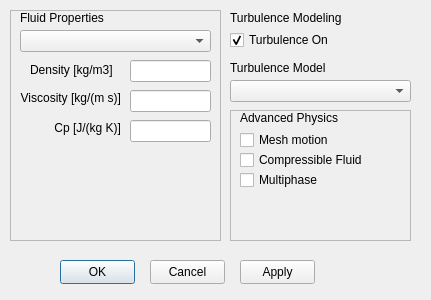
The window that src/physicalPropertiesDialog.ui (thawtar/ampersandCFD) describes before a commit, drawn with Qt 5.
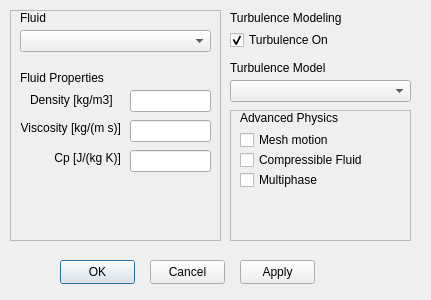
The same window after the commit.

```diff
--- a/src/physicalPropertiesDialog.ui
+++ b/src/physicalPropertiesDialog.ui
@@ -178,7 +178,7 @@
     <property name="geometry">
      <rect>
       <x>120</x>
-      <y>80</y>
+      <y>110</y>
       <width>81</width>
       <height>22</height>
      </rect>
@@ -188,7 +188,7 @@
     <property name="geometry">
      <rect>
       <x>10</x>
-      <y>80</y>
+      <y>110</y>
       <width>101</width>
       <height>16</height>
      </rect>
@@ -204,7 +204,7 @@
     <property name="geometry">
      <rect>
       <x>120</x>
-      <y>50</y>
+      <y>80</y>
       <width>81</width>
       <height>22</height>
      </rect>
@@ -214,7 +214,7 @@
     <property name="geometry">
      <rect>
       <x>20</x>
-      <y>50</y>
+      <y>80</y>
       <width>91</width>
       <height>20</height>
      </rect>
@@ -227,7 +227,7 @@
     <property name="geometry">
      <rect>
       <x>10</x>
-      <y>110</y>
+      <y>140</y>
       <width>101</width>
       <height>16</height>
      </rect>
@@ -249,7 +249,7 @@
      </rect>
     </property>
     <property name="text">
-     <string>Fluid Properties</string>
+     <string>Fluid</string>
     </property>
    </widget>
    <widget class="QComboBox" name="comboBoxFluids">
@@ -269,7 +269,7 @@
     <property name="geometry">
      <rect>
       <x>120</x>
-      <y>110</y>
+      <y>140</y>
       <width>81</width>
       <height>22</height>
      </rect>
@@ -278,6 +278,19 @@
      <string/>
     </property>
    </widget>
+   <widget class="QLabel" name="label_8">
+    <property name="geometry">
+     <rect>
+      <x>10</x>
+      <y>60</y>
+      <width>91</width>
+      <height>16</height>
+     </rect>
+    </property>
+    <property name="text">
+     <string>Fluid Properties</string>
+    </property>
+   </widget>
   </widget>
   <widget class="QPushButton" name="pushButtonCancel_2">
    <property name="geometry">
```
Left out of the diff: 2 changed lines with no effect on the pictures.
